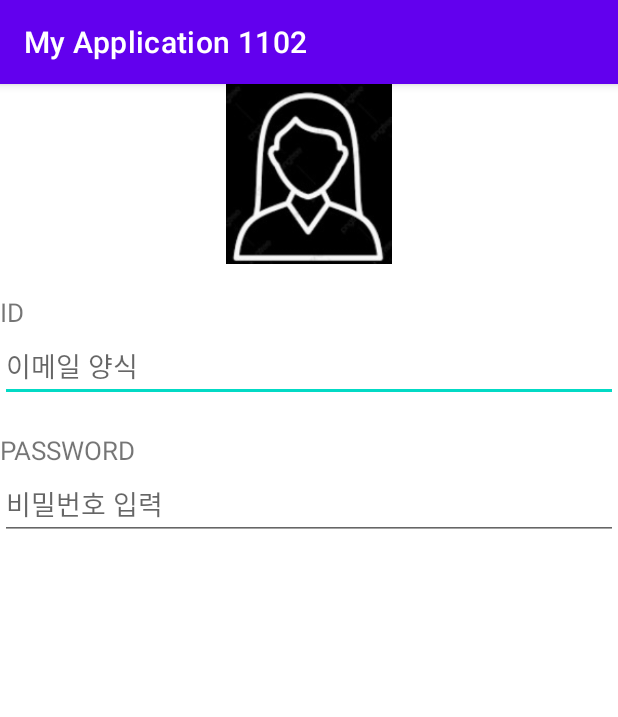
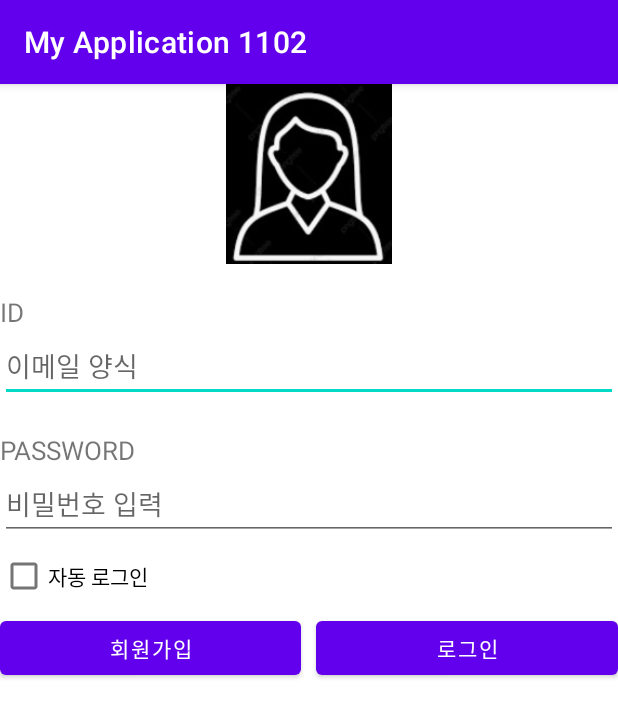
Before and after one commit to Lyne121/My_Application_1102, an Android app: the screen it shows after launch (MainActivity), on a phone screen of 412 x 824 dp. Shown: the top 717 px of the screen. Run offline under Robolectric (Android 15) with nearby library versions, the phone set to English and light mode, and no system bars.

Commit message:
버튼 배치 (체크박스 포함)

```diff
--- a/app/src/main/res/layout/activity_main.xml
+++ b/app/src/main/res/layout/activity_main.xml
@@ -47,5 +47,32 @@
         android:hint="비밀번호 입력"
         android:inputType="textPassword"/>
 
+    <CheckBox
+        android:layout_width="wrap_content"
+        android:layout_height="wrap_content"
+        android:text="자동 로그인"/>
+
+    //버튼
+    <LinearLayout
+        android:layout_width="match_parent"
+        android:layout_height="wrap_content"
+        android:orientation="horizontal">
+
+        <Button
+            android:layout_width="0dp"
+            android:layout_height="wrap_content"
+            android:layout_weight="1"
+            android:text="회원가입"/>
+
+        <Button
+            android:layout_width="0dp"
+            android:layout_height="wrap_content"
+            android:layout_marginStart="10dp"
+            android:layout_weight="1"
+            android:text="로그인"/>
+
+
+    </LinearLayout>
+
 
 </LinearLayout>
```
